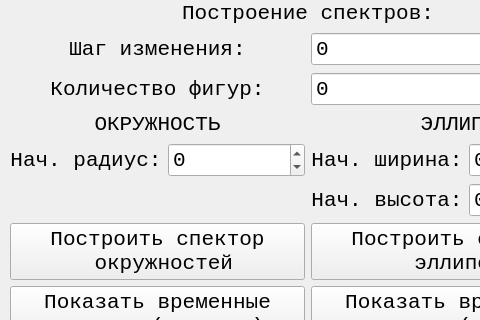
Before: the Qt Designer form lab_04_cg/mainwindow.ui in 4otis/4sem-computer-graphics, drawn with Qt 5; both pictures show x 0 to 480 and y 269 to 589 of the 1479 by 742 pixel window.
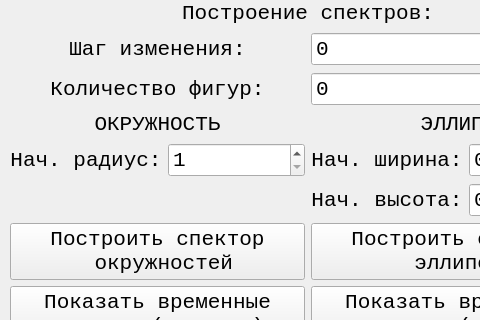
After: the same form once the commit is applied.

Commit message: Some dspBtn values range was changed.

What changed in the file:
```diff
--- a/lab_04_cg/mainwindow.ui
+++ b/lab_04_cg/mainwindow.ui
@@ -329,7 +329,7 @@
         <number>0</number>
        </property>
        <property name="minimum">
-        <double>-10000000.000000000000000</double>
+        <double>1.000000000000000</double>
        </property>
        <property name="maximum">
         <double>10000000.000000000000000</double>
```
